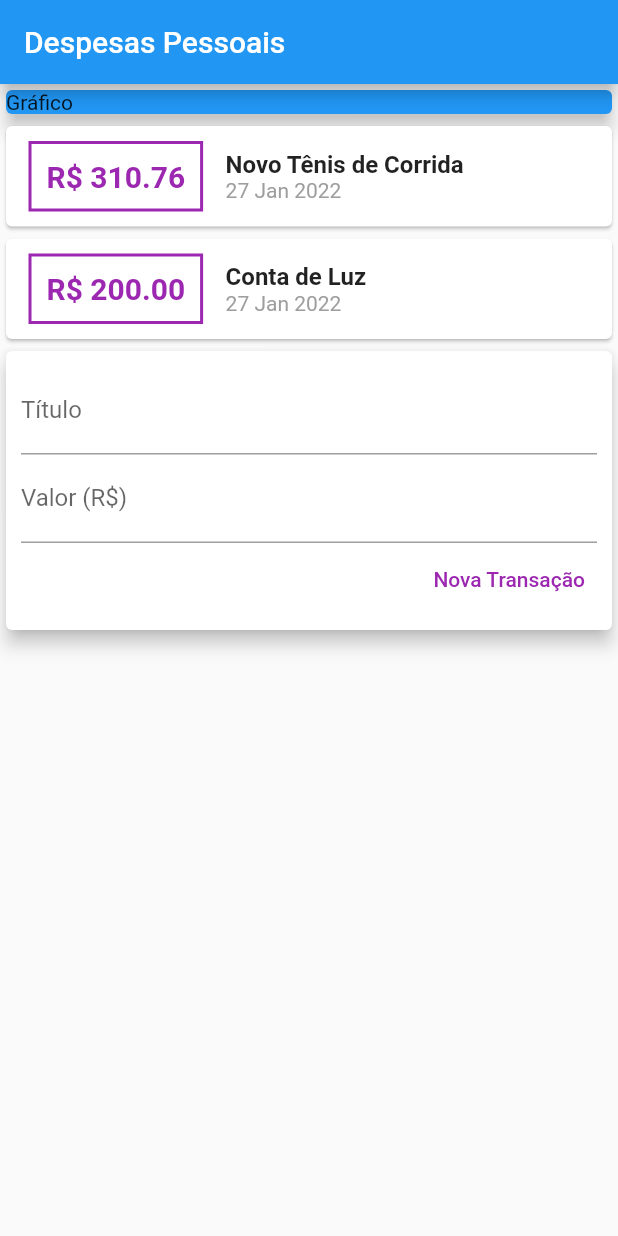
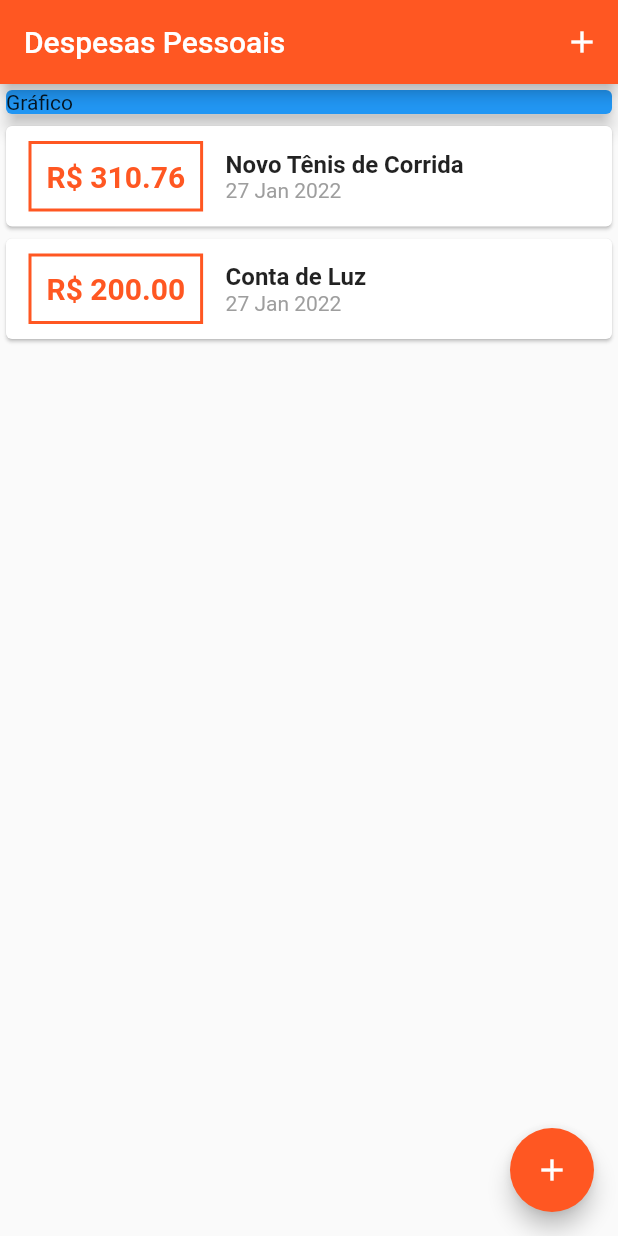
Before and after one commit to AnaPaixao/expenses-flutter, a Flutter app: the screen it shows after launch, on a phone screen of 412 x 824 dp. Run offline on Flutter 3.47's test engine with Material 2 defaults, Android fonts, the phone set to English and light mode, and no system bars.

```diff
--- a/lib/components/transaction_list.dart
+++ b/lib/components/transaction_list.dart
@@ -9,8 +9,12 @@ class TransactionList extends StatelessWidget {
 
   @override
   Widget build(BuildContext context) {
-    return Column(
-      children: transactions.map((tr) {
+    return SizedBox(
+      height: 300,
+      child: ListView.builder(
+        itemCount: transactions.length,
+        itemBuilder: (ctx, index) {
+          final tr = transactions[index];
           return Card(
             child: Row(
               children: <Widget>[
@@ -21,17 +25,17 @@ class TransactionList extends StatelessWidget {
                   ),
                   decoration: BoxDecoration(
                     border: Border.all(
-                    color: Colors.purple,
+                      color: Theme.of(context).primaryColor,
                       width: 2,
                     ),
                   ),
                   padding: const EdgeInsets.all(10),
                   child: Text(
                     'R\$ ${tr.value.toStringAsFixed(2)}',
-                  style: const TextStyle(
+                    style: TextStyle(
                       fontWeight: FontWeight.bold,
                       fontSize: 20,
-                    color: Colors.purple,
+                      color: Theme.of(context).primaryColor,
                     ),
                   ),
                 ),
@@ -52,7 +56,8 @@ class TransactionList extends StatelessWidget {
               ],
             ),
           );
-      }).toList(),
+        },
+      ),
     );
   }
 }
--- a/lib/components/transaction_user.dart
+++ /dev/null
@@ -1,48 +0,0 @@
-import 'dart:math';
-
-import 'package:flutter/material.dart';
-import 'transaction_form.dart';
-import 'transaction_list.dart';
-import '../models/transaction.dart';
-
-class TransactionUser extends StatefulWidget {
-  TransactionUser({Key? key}) : super(key: key);
-
-  @override
-  State<TransactionUser> createState() => _TransactionUserState();
-}
-
-class _TransactionUserState extends State<TransactionUser> {
-  final _transactions = [
-    Transaction(
-        id: 't1',
-        title: 'Novo Tênis de Corrida',
-        value: 310.76,
-        date: DateTime.now()),
-    Transaction(
-        id: 't2', title: 'Conta de Luz', value: 200, date: DateTime.now())
-  ];
-
-  _addTransaction(String title, double value) {
-    final newTransaction = Transaction(
-      id: Random().nextDouble().toString(),
-      title: title,
-      value: value,
-      date: DateTime.now(),
-    );
-
-    setState(() {
-      _transactions.add(newTransaction);
-    });
-  }
-
-  @override
-  Widget build(BuildContext context) {
-    return Column(
-      children: [
-        TransactionList(_transactions),
-        TransactionForm(),
-      ],
-    );
-  }
-}
--- a/lib/main.dart
+++ b/lib/main.dart
@@ -1,5 +1,9 @@
+import 'package:expenses/components/transaction_form.dart';
 import 'package:flutter/material.dart';
-import 'components/transaction_user.dart';
+import 'dart:math';
+import './components/transaction_form.dart';
+import './components/transaction_list.dart';
+import 'models/transaction.dart';
 
 main() => runApp(const ExpensesApp());
 
@@ -10,20 +14,73 @@ class ExpensesApp extends StatelessWidget {
   Widget build(BuildContext context) {
     return MaterialApp(
       home: MyHomePage(),
+      theme: ThemeData(
+        primarySwatch: Colors.deepOrange,
+        // colorScheme: Colors.amber,
+      ),
     );
   }
 }
 
-class MyHomePage extends StatelessWidget {
+class MyHomePage extends StatefulWidget {
   MyHomePage({Key? key}) : super(key: key);
+
+  @override
+  State<MyHomePage> createState() => _MyHomePageState();
+}
+
+class _MyHomePageState extends State<MyHomePage> {
+  final _transactions = [
+    Transaction(
+        id: 't1',
+        title: 'Novo Tênis de Corrida',
+        value: 310.76,
+        date: DateTime.now()),
+    Transaction(
+      id: 't2',
+      title: 'Conta de Luz',
+      value: 200,
+      date: DateTime.now(),
+    )
+  ];
+
+  _addTransaction(String title, double value) {
+    final newTransaction = Transaction(
+      id: Random().nextDouble().toString(),
+      title: title,
+      value: value,
+      date: DateTime.now(),
+    );
+
+    setState(() {
+      _transactions.add(newTransaction);
+    });
+
+    Navigator.of(context).pop();
+  }
+
+  _openTransactionFormModal(BuildContext context) {
+    showModalBottomSheet(
+        context: context,
+        builder: (_) {
+          return TransactionForm(_addTransaction);
+        });
+  }
 
   @override
   Widget build(BuildContext context) {
     return Scaffold(
       appBar: AppBar(
         title: const Text("Despesas Pessoais"),
+        actions: <Widget>[
+          IconButton(
+            onPressed: () => _openTransactionFormModal(context),
+            icon: const Icon(Icons.add),
+          )
+        ],
       ),
-      body: Column(
+      body: SingleChildScrollView(
+        child: Column(
           children: <Widget>[
             Container(
               width: double.infinity,
@@ -33,9 +90,15 @@ class MyHomePage extends StatelessWidget {
                 elevation: 5,
               ),
             ),
-          TransactionUser(),
+            TransactionList(_transactions),
           ],
         ),
+      ),
+      floatingActionButton: FloatingActionButton(
+        child: const Icon(Icons.add),
+        onPressed: () => _openTransactionFormModal(context),
+      ),
+      // floatingActionButtonLocation: FloatingActionButtonLocation.endDocked,
     );
   }
 }
```
Also changed, not shown: lib/components/transaction_form.dart (+27 -6 lines). Lines whose indentation alone changed are shown as unchanged.
